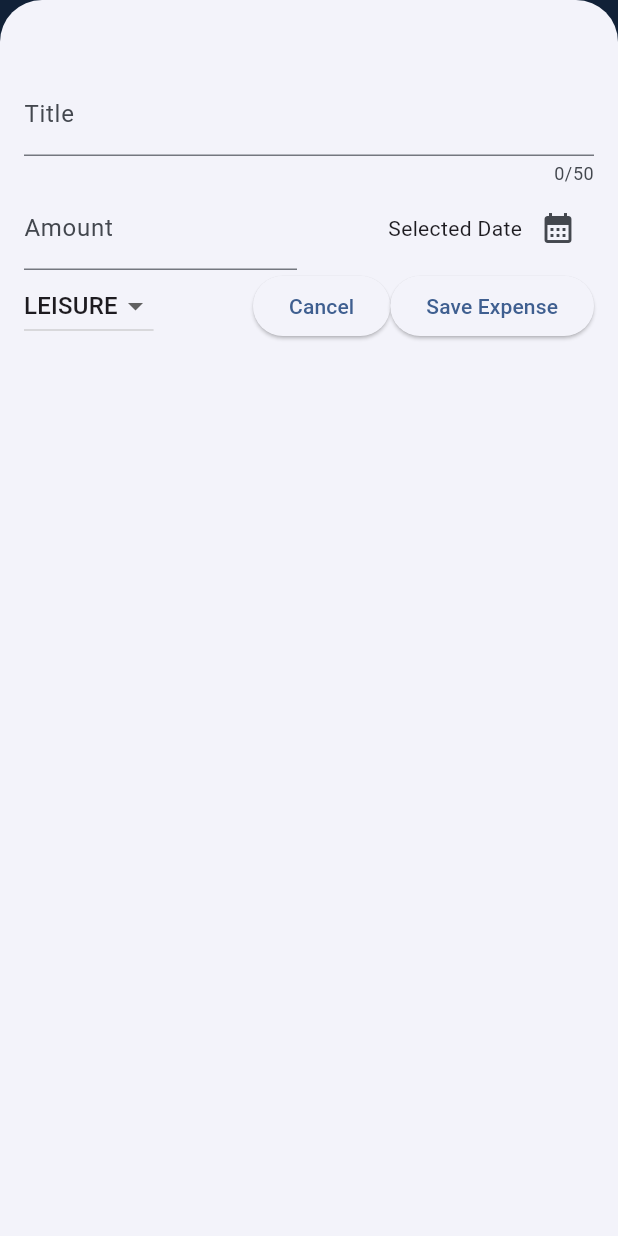
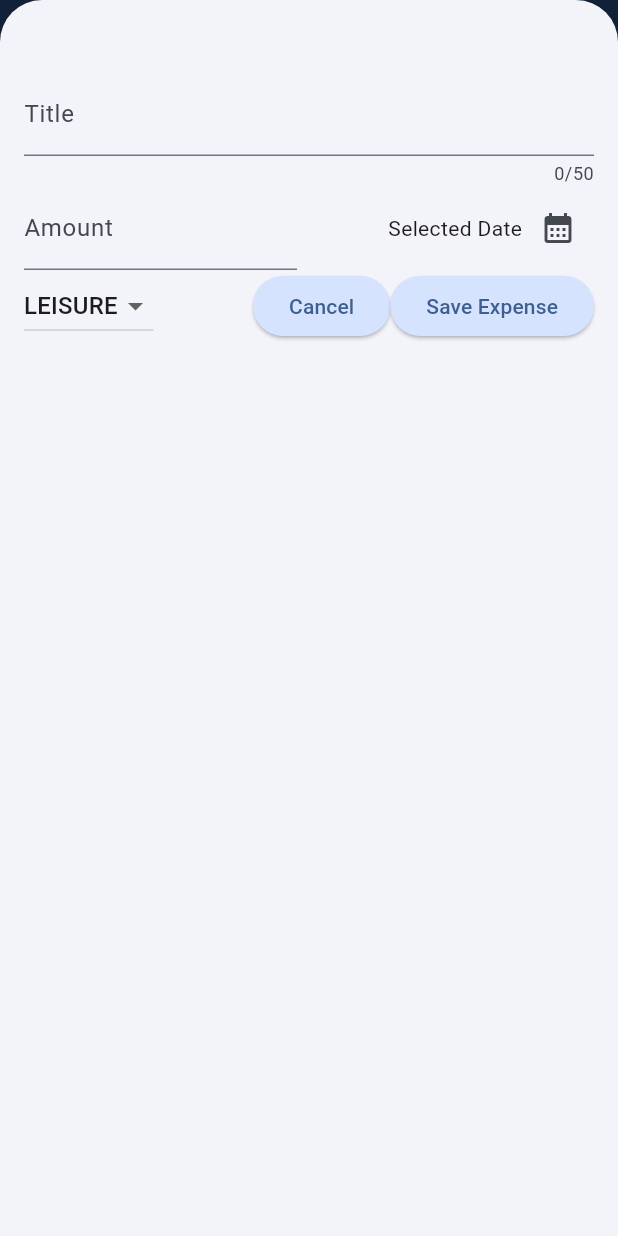
Before and after one commit to thehwayne/expense_tracker, a Flutter app: the screen it shows after launch, after a tap on the "add" icon, on a phone screen of 412 x 824 dp. Run offline on Flutter 3.47's test engine with Material 3 defaults, Android fonts, the phone set to English and light mode, and no system bars.

Commit message:
Changes to main.dart. Styling.

```diff
--- a/lib/main.dart
+++ b/lib/main.dart
@@ -4,10 +4,29 @@ import 'package:flutter/material.dart';
 var kColorScheme = ColorScheme.fromSeed(
   seedColor: const Color.fromARGB(255, 9, 99, 190),
 );
-
+var kDarkColorScheme = ColorScheme.fromSeed(
+  brightness: Brightness.dark,
+  seedColor: const Color.fromARGB(255, 5, 99, 125),
+);
 void main() {
   runApp(
     MaterialApp(
+      darkTheme: ThemeData.dark().copyWith(
+        colorScheme: kDarkColorScheme,
+        cardTheme: const CardTheme().copyWith(
+          color: kDarkColorScheme.secondaryContainer,
+          margin: const EdgeInsets.symmetric(
+            horizontal: 16,
+            vertical: 8,
+          ),
+        ),
+        elevatedButtonTheme: ElevatedButtonThemeData(
+          style: ElevatedButton.styleFrom(
+            backgroundColor: kDarkColorScheme.primaryContainer,
+            foregroundColor: kDarkColorScheme.onPrimaryContainer,
+          ),
+        ),
+      ),
       theme: ThemeData().copyWith(
         colorScheme: kColorScheme,
         appBarTheme: const AppBarTheme().copyWith(
@@ -17,7 +36,19 @@ void main() {
           color: kColorScheme.secondaryContainer,
           margin: const EdgeInsets.symmetric(horizontal: 16, vertical: 8),
         ),
+        elevatedButtonTheme: ElevatedButtonThemeData(
+          style: ElevatedButton.styleFrom(
+              backgroundColor: kColorScheme.primaryContainer),
+        ),
+        textTheme: ThemeData().textTheme.copyWith(
+              titleLarge: TextStyle(
+                fontWeight: FontWeight.bold,
+                color: kColorScheme.onSecondaryContainer,
+                fontSize: 24,
+              ),
+            ),
       ),
+      themeMode: ThemeMode.system,
       home: Expenses(),
     ),
   );
```
